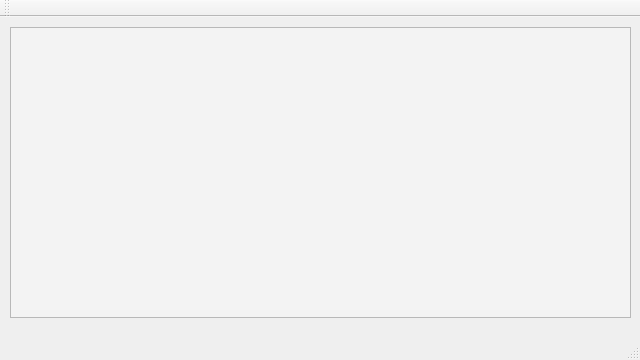
First picture: the form in mainwindow.ui, repository fantas0s/languagelesson, before the edit.
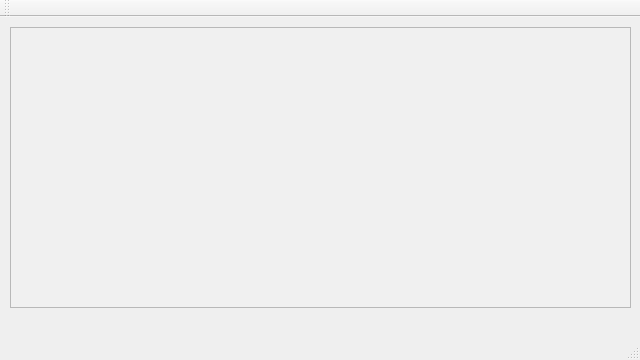
Second picture: the form after the edit.

```diff
--- a/mainwindow.ui
+++ b/mainwindow.ui
@@ -14,13 +14,13 @@
    <string>MainWindow</string>
   </property>
   <widget class="QWidget" name="centralWidget">
-   <widget class="QTableView" name="tableView">
+   <widget class="QListView" name="listView">
     <property name="geometry">
      <rect>
       <x>10</x>
       <y>10</y>
       <width>621</width>
-      <height>291</height>
+      <height>281</height>
      </rect>
     </property>
     <property name="palette">
@@ -29,9 +29,9 @@
        <colorrole role="Base">
         <brush brushstyle="SolidPattern">
          <color alpha="255">
-          <red>243</red>
-          <green>243</green>
-          <blue>243</blue>
+          <red>240</red>
+          <green>240</green>
+          <blue>240</blue>
          </color>
         </brush>
        </colorrole>
@@ -40,9 +40,9 @@
        <colorrole role="Base">
         <brush brushstyle="SolidPattern">
          <color alpha="255">
-          <red>243</red>
-          <green>243</green>
-          <blue>243</blue>
+          <red>240</red>
+          <green>240</green>
+          <blue>240</blue>
          </color>
         </brush>
        </colorrole>
@@ -51,15 +51,18 @@
        <colorrole role="Base">
         <brush brushstyle="SolidPattern">
          <color alpha="255">
-          <red>239</red>
-          <green>239</green>
-          <blue>239</blue>
+          <red>240</red>
+          <green>240</green>
+          <blue>240</blue>
          </color>
         </brush>
        </colorrole>
       </disabled>
      </palette>
     </property>
+    <property name="verticalScrollBarPolicy">
+     <enum>Qt::ScrollBarAsNeeded</enum>
+    </property>
     <property name="horizontalScrollBarPolicy">
      <enum>Qt::ScrollBarAlwaysOff</enum>
     </property>
```
Left out of the diff: 2 changed lines with no effect on the pictures.
